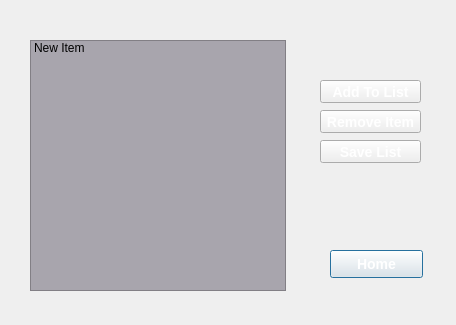
Qt form FAKKIT/shoppingpage.ui (r0ug3-Mary/Senior_Design) before a commit.
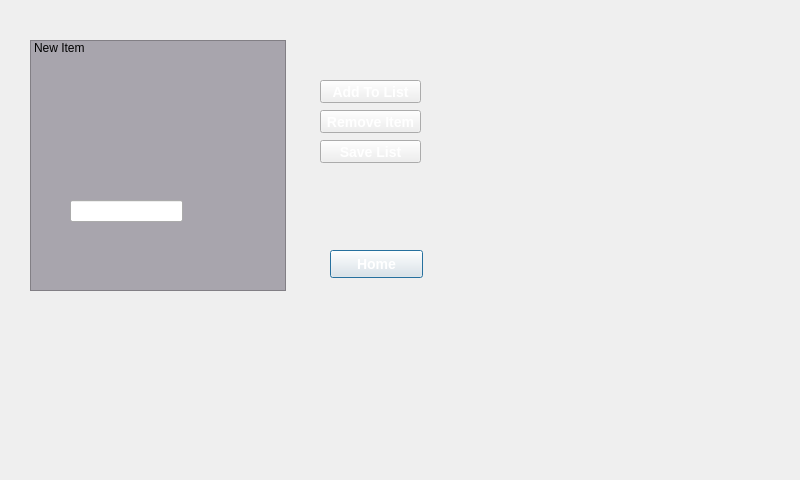
The same form after that commit.

The edit to the form file:
```diff
--- a/FAKKIT/shoppingpage.ui
+++ b/FAKKIT/shoppingpage.ui
@@ -6,8 +6,8 @@
    <rect>
     <x>0</x>
     <y>0</y>
-    <width>456</width>
-    <height>325</height>
+    <width>800</width>
+    <height>480</height>
    </rect>
   </property>
   <property name="windowTitle">
@@ -105,6 +105,16 @@
     <string>Save List</string>
    </property>
   </widget>
+  <widget class="QLineEdit" name="lineEdit">
+   <property name="geometry">
+    <rect>
+     <x>70</x>
+     <y>200</y>
+     <width>113</width>
+     <height>22</height>
+    </rect>
+   </property>
+  </widget>
  </widget>
  <resources/>
  <connections>
```
